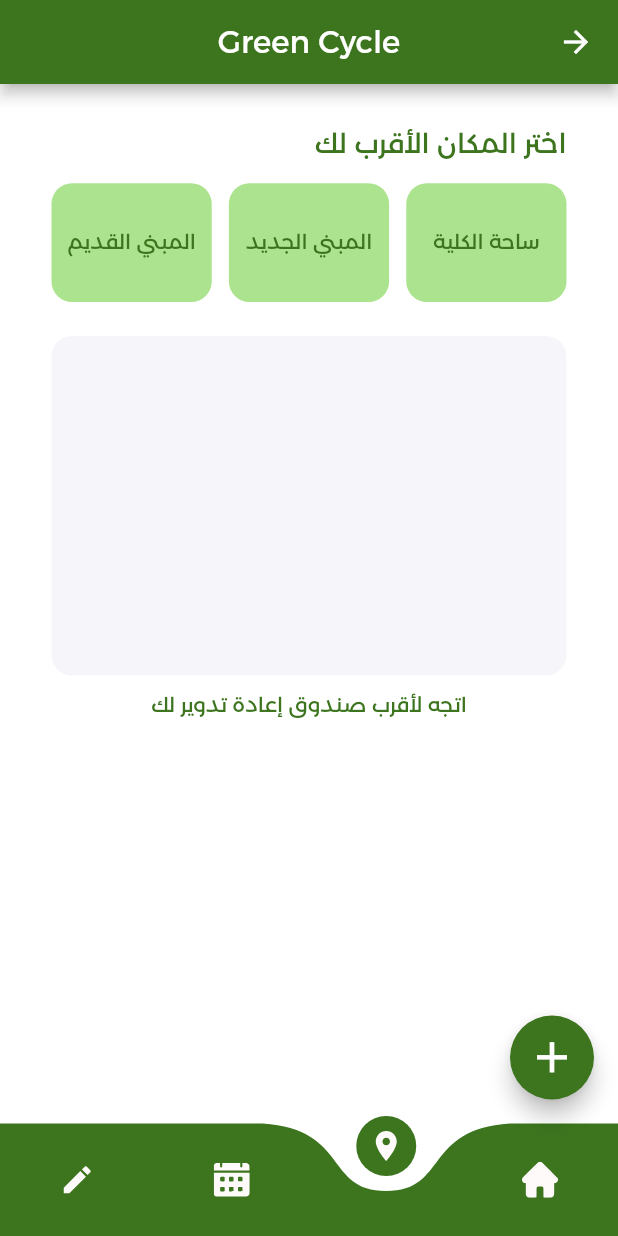
After one commit to ahmed-tarek-salem/green_cycle, a Flutter app: the HomeLayoutScreen screen opened by its route, item 2 of the bottom bar chosen, on a phone screen of 412 x 824 dp. The commit adds this screen. Run offline on Flutter 3.47's test engine with Material 2 defaults, Android fonts, the phone set to English and light mode, and no system bars; drawn by our look-alikes of curved_navigation_bar; our stand-ins replace dio, flutter_screenutil, flutter_smart_dialog, flutter_spinkit, flutter_svg, form_builder_validators and 2 more; accounts and stored records are empty; project files that could hold a hidden picture were left out.

Commit message:
home tabs and home layout

```diff
--- a/lib/modules/home_layout/home_layout_controller.dart
+++ b/lib/modules/home_layout/home_layout_controller.dart
@@ -1,3 +1,24 @@
+import 'package:flutter/material.dart';
 import 'package:get/get.dart';
+import 'package:green_cycle/modules/tabs/complaints/complaints_tab.dart';
+import 'package:green_cycle/modules/tabs/events/events_tab.dart';
+import 'package:green_cycle/modules/tabs/home/home_tab.dart';
+import 'package:green_cycle/modules/tabs/locations/locations_tab.dart';
 
-class HomeLayoutController extends GetxController {}
+class HomeLayoutController extends GetxController {
+  final RxInt _navBarIndex = 0.obs;
+
+  int get getNavBarIndex => _navBarIndex.value;
+  final List<Widget> tabs = [
+    const HomeTab(),
+    const LocationsTab(),
+    const EventsTab(),
+    const ComplaintsTab(),
+  ];
+
+  set navBarIndex(int index) {
+    print(index);
+    _navBarIndex.value = index;
+    update();
+  }
+}
--- a/lib/modules/home_layout/home_layout_screen.dart
+++ b/lib/modules/home_layout/home_layout_screen.dart
@@ -3,16 +3,18 @@ import 'package:flutter/material.dart';
 import 'package:flutter_screenutil/flutter_screenutil.dart';
 import 'package:flutter_svg/svg.dart';
 import 'package:get/get.dart';
-import 'package:green_cycle/main.dart';
-import 'package:green_cycle/modules/home_layout/tabs/home_tab.dart';
+import 'package:green_cycle/modules/home_layout/home_layout_controller.dart';
 import 'package:green_cycle/theme/app_colors.dart';
 import 'package:green_cycle/theme/app_icons.dart';
 
-class HomeLayoutScreen extends GetView {
+class HomeLayoutScreen extends GetView<HomeLayoutController> {
   const HomeLayoutScreen({super.key});
 
   @override
   Widget build(BuildContext context) {
+    return GetBuilder(
+        init: controller,
+        builder: (context) {
           return Scaffold(
             appBar: AppBar(
               backgroundColor: AppColors.primary,
@@ -22,7 +24,8 @@ class HomeLayoutScreen extends GetView {
                 style: TextStyle(fontWeight: FontWeight.w400),
               ),
             ),
-      floatingActionButtonLocation: FloatingActionButtonLocation.startFloat,
+            floatingActionButtonLocation:
+                FloatingActionButtonLocation.startFloat,
             floatingActionButton: FloatingActionButton(
               onPressed: () {},
               backgroundColor: AppColors.primary,
@@ -31,17 +34,21 @@ class HomeLayoutScreen extends GetView {
                 size: 30.sp,
               ),
             ),
-      body: HomeTab(),
+            body: controller.tabs[controller.getNavBarIndex],
             bottomNavigationBar: CurvedNavigationBar(
               items: [
                 SvgPicture.asset(AppIcons.home),
+                SvgPicture.asset(AppIcons.location),
                 SvgPicture.asset(AppIcons.calendar),
                 SvgPicture.asset(AppIcons.pin),
-          SvgPicture.asset(AppIcons.location),
               ],
+              onTap: (val) {
+                controller.navBarIndex = val;
+              },
               color: AppColors.primary,
               backgroundColor: Colors.transparent,
             ),
           );
+        });
   }
 }
--- /dev/null
+++ b/lib/modules/tabs/complaints/complaints_controller.dart
@@ -0,0 +1,3 @@
+import 'package:get/get.dart';
+
+class ComplaintsController extends GetxController {}
--- /dev/null
+++ b/lib/modules/tabs/complaints/complaints_repo.dart
@@ -0,0 +1 @@
+class ComplaintsRepo {}
--- /dev/null
+++ b/lib/modules/tabs/complaints/complaints_tab.dart
@@ -0,0 +1,12 @@
+import 'package:flutter/material.dart';
+
+class ComplaintsTab extends StatelessWidget {
+  const ComplaintsTab({super.key});
+
+  @override
+  Widget build(BuildContext context) {
+    return Column(
+      children: [Text('Complaints')],
+    );
+  }
+}
--- /dev/null
+++ b/lib/modules/tabs/events/events_controller.dart
@@ -0,0 +1,3 @@
+import 'package:get/get.dart';
+
+class EventsController extends GetxController {}
--- /dev/null
+++ b/lib/modules/tabs/events/events_repo.dart
@@ -0,0 +1 @@
+class EventsRepo {}
--- /dev/null
+++ b/lib/modules/tabs/events/events_tab.dart
@@ -0,0 +1,12 @@
+import 'package:flutter/material.dart';
+
+class EventsTab extends StatelessWidget {
+  const EventsTab({super.key});
+
+  @override
+  Widget build(BuildContext context) {
+    return Column(
+      children: [Text('Events')],
+    );
+  }
+}
--- a/lib/modules/home_layout/tabs/home_tab.dart
+++ b/lib/modules/tabs/home/home_tab.dart
@@ -91,7 +91,7 @@ class HomeTab extends StatelessWidget {
                                 )
                               ],
                             ),
-                            Spacer(),
+                            const Spacer(),
                             Align(
                               alignment: Alignment.bottomLeft,
                               child: Text(
--- /dev/null
+++ b/lib/modules/tabs/locations/locations_controller.dart
@@ -0,0 +1,6 @@
+import 'package:get/get.dart';
+
+class LocationsController extends GetxController {
+  final seletedLocationIndex = 0.obs;
+  final seletedDoorIndex = 0.obs;
+}
--- /dev/null
+++ b/lib/modules/tabs/locations/locations_tab.dart
@@ -0,0 +1,56 @@
+import 'package:flutter/material.dart';
+import 'package:flutter_screenutil/flutter_screenutil.dart';
+import 'package:get/get.dart';
+import 'package:green_cycle/modules/tabs/locations/widgets/location_tile.dart';
+import 'package:green_cycle/theme/app_colors.dart';
+import 'package:green_cycle/utilities/global/app_constants.dart';
+
+class LocationsTab extends StatelessWidget {
+  const LocationsTab({super.key});
+
+  @override
+  Widget build(BuildContext context) {
+    return Container(
+      width: double.infinity,
+      height: double.infinity,
+      padding: EdgeInsets.symmetric(
+        horizontal: AppConstants.horizontalPadding,
+        vertical: 25.h,
+      ),
+      child: Column(
+        crossAxisAlignment: CrossAxisAlignment.start,
+        children: [
+          Text(
+            'اختر المكان الأقرب لك',
+            style: Get.textTheme.headlineSmall,
+          ),
+          SizedBox(height: 14.h),
+          Row(
+            children: [
+              const LocationTile(name: 'ساحة الكلية', index: 0),
+              SizedBox(width: 10.w),
+              const LocationTile(name: 'المبني الجديد', index: 1),
+              SizedBox(width: 10.w),
+              const LocationTile(name: 'المبني القديم', index: 2),
+            ],
+          ),
+          SizedBox(height: 20.h),
+          Container(
+            width: double.infinity,
+            height: 200.h,
+            decoration: BoxDecoration(
+                color: AppColors.greyVeryLighF5,
+                borderRadius: BorderRadius.circular(AppConstants.borderRadius)),
+          ),
+          SizedBox(height: 10.h),
+          Center(
+            child: Text(
+              'اتجه لأقرب صندوق إعادة تدوير لك',
+              textAlign: TextAlign.center,
+            ),
+          )
+        ],
+      ),
+    );
+  }
+}
--- /dev/null
+++ b/lib/modules/tabs/locations/widgets/location_tile.dart
@@ -0,0 +1,28 @@
+import 'package:flutter/material.dart';
+import 'package:flutter_screenutil/flutter_screenutil.dart';
+import 'package:green_cycle/theme/app_colors.dart';
+import 'package:green_cycle/utilities/global/app_constants.dart';
+
+class LocationTile extends StatelessWidget {
+  final String name;
+  final int index;
+
+  const LocationTile({
+    required this.name,
+    required this.index,
+    super.key,
+  });
+
+  @override
+  Widget build(BuildContext context) {
+    return Expanded(
+      child: Container(
+        height: 70.h,
+        decoration: BoxDecoration(
+            color: AppColors.secondary,
+            borderRadius: BorderRadius.circular(AppConstants.borderRadius)),
+        child: Center(child: Text(name)),
+      ),
+    );
+  }
+}
```
Lines whose indentation alone changed are shown as unchanged.
